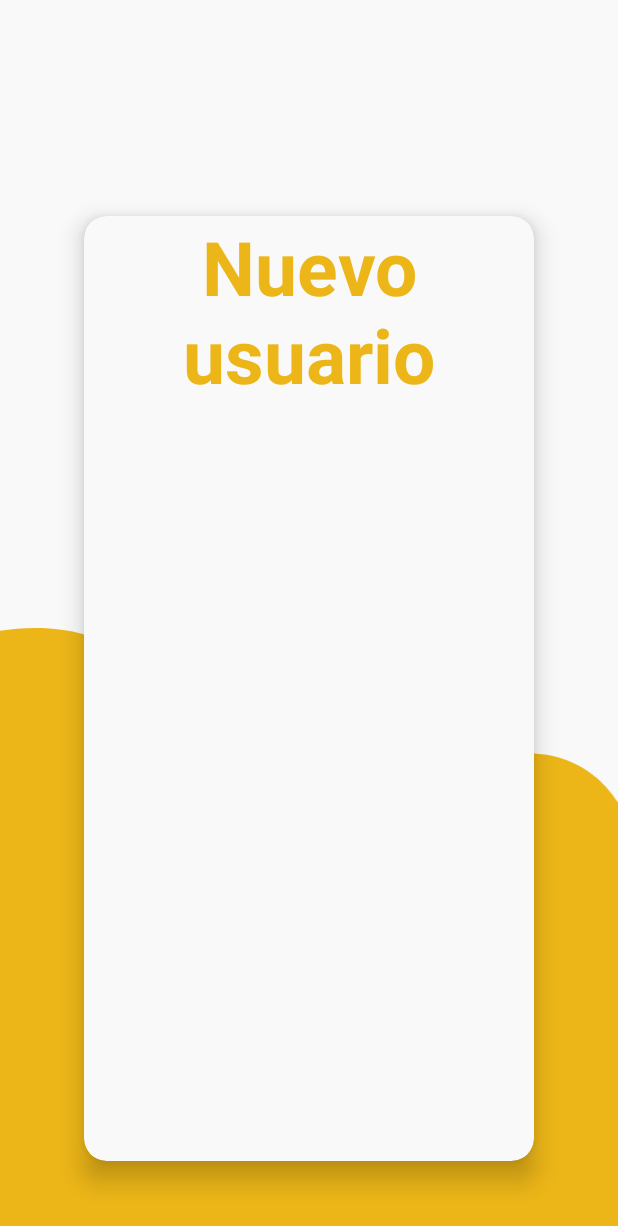
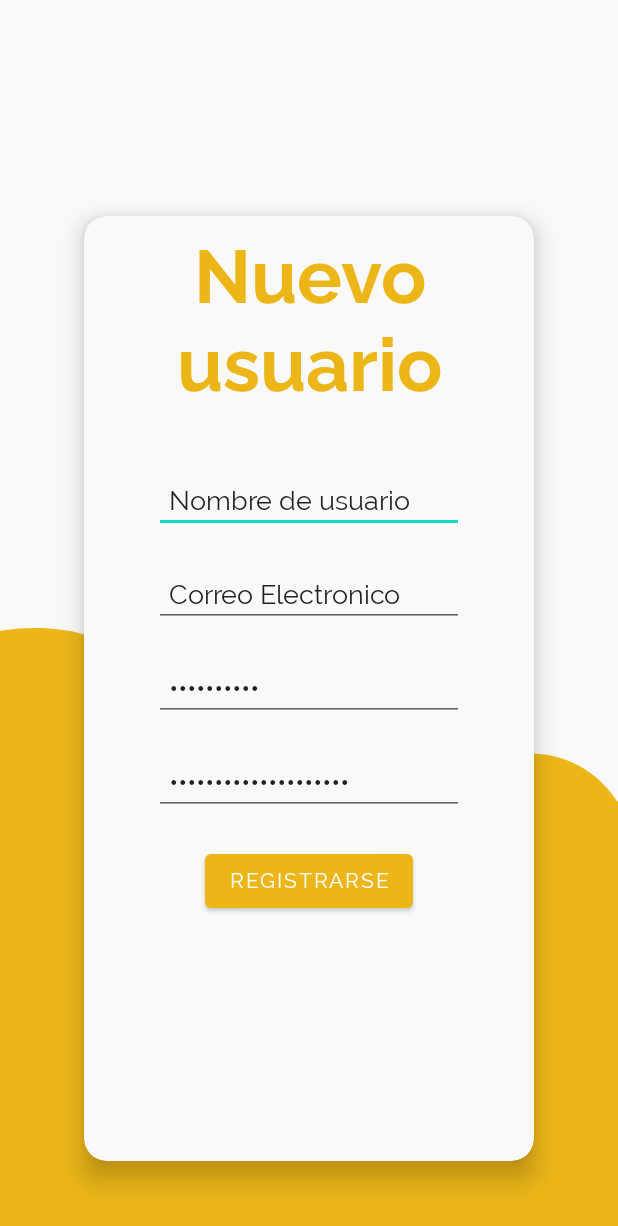
Before and after one commit to AdrianaMillares/EsenciaPatrimonioApp, an Android app: the layout activity_register.xml on its own in the app's theme, with its tools: preview values and no code run, on a phone screen of 412 x 824 dp. Shown: the top 1226 px of the screen. Run offline under Robolectric (Android 15) with nearby library versions, the phone set to English and light mode, and no system bars.

Commit message:
Register branch

```diff
--- a/app/src/main/res/layout/activity_login.xml
+++ b/app/src/main/res/layout/activity_login.xml
@@ -66,13 +66,12 @@
                 android:layout_below="@+id/tvLogin"
                 android:layout_centerHorizontal="true"
                 android:layout_marginTop="40dp"
-                android:paddingHorizontal="10dp"
+                android:background="@drawable/edit_text_border"
                 android:ems="10"
                 android:fontFamily="@font/raleway"
                 android:hint="Username"
                 android:inputType="textEmailAddress"
-                android:background="@drawable/edit_text_border"
-                />
+                android:paddingHorizontal="10dp" />
 
             <EditText
                 android:id="@+id/etPassword"
--- a/app/src/main/res/layout/activity_register.xml
+++ b/app/src/main/res/layout/activity_register.xml
@@ -33,16 +33,80 @@
         <RelativeLayout
             android:layout_width="match_parent"
             android:layout_height="match_parent">
+
             <TextView
                 android:id="@+id/tvRegistro"
                 android:layout_width="wrap_content"
                 android:layout_height="wrap_content"
                 android:layout_centerHorizontal="true"
                 android:text="Nuevo usuario"
+                android:textAlignment="center"
                 android:textColor="@color/ep_yellow"
                 android:textSize="50dp"
-                android:textAlignment="center"
-                android:textStyle="bold" />
+                android:textStyle="bold"
+                android:fontFamily="@font/raleway_bold"/>
+
+            <EditText
+                android:id="@+id/edNombreReg"
+                android:layout_width="wrap_content"
+                android:layout_height="wrap_content"
+                android:layout_below="@+id/tvRegistro"
+                android:layout_marginTop="40dp"
+                android:ems="10"
+                android:inputType="textPersonName"
+                android:text="Nombre de usuario"
+                android:layout_centerHorizontal="true"
+                android:fontFamily="@font/raleway"
+                android:paddingHorizontal="10dp"
+                />
+
+            <EditText
+                android:id="@+id/etCorreoReg"
+                android:layout_width="wrap_content"
+                android:layout_height="wrap_content"
+                android:layout_below="@+id/edNombreReg"
+                android:layout_marginTop="20dp"
+                android:layout_centerHorizontal="true"
+                android:text="Correo Electronico"
+                android:ems="10"
+                android:fontFamily="@font/raleway"
+                android:inputType="textEmailAddress"
+                android:paddingHorizontal="10dp"/>
+
+            <EditText
+                android:id="@+id/etContraseñaReg"
+                android:layout_width="wrap_content"
+                android:layout_height="wrap_content"
+                android:layout_below="@+id/etCorreoReg"
+                android:layout_marginTop="20dp"
+                android:paddingHorizontal="10dp"
+                android:ems="10"
+                android:inputType="textPassword"
+                android:layout_centerHorizontal="true"
+                android:text="Contraseña"
+                android:fontFamily="@font/raleway"/>
+            <EditText
+                android:id="@+id/etConfContraseñaReg"
+                android:layout_width="wrap_content"
+                android:layout_height="wrap_content"
+                android:layout_below="@+id/etContraseñaReg"
+                android:layout_marginTop="20dp"
+                android:paddingHorizontal="10dp"
+                android:ems="10"
+                android:inputType="textPassword"
+                android:layout_centerHorizontal="true"
+                android:text="Confirmar contraseña"
+                android:fontFamily="@font/raleway"/>
+
+            <Button
+                android:id="@+id/btnRegistro"
+                android:layout_width="wrap_content"
+                android:layout_height="wrap_content"
+                android:layout_below="@+id/etConfContraseñaReg"
+                android:layout_marginTop="20dp"
+                android:layout_centerHorizontal="true"
+                android:text="Registrarse"
+                android:fontFamily="@font/raleway"/>
         </RelativeLayout>
     </androidx.cardview.widget.CardView>
 
```
